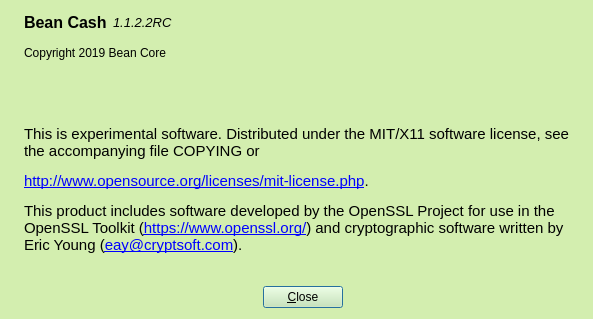
Before: the Qt Designer form src/qt/forms/aboutdialog.ui in teambean/BeanCash, drawn with Qt 5.
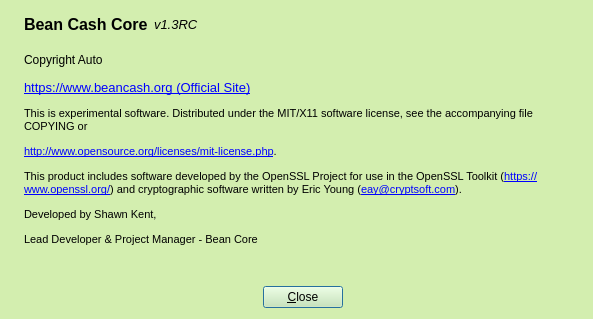
After: the same form once the commit is applied. Icons and pictures are not drawn.

```diff
--- a/src/qt/forms/aboutdialog.ui
+++ b/src/qt/forms/aboutdialog.ui
@@ -206,7 +206,7 @@
      </property>
     </spacer>
    </item>
-   <item row="5" column="3">
+   <item row="4" column="3">
     <widget class="QPushButton" name="closeButton">
      <property name="sizePolicy">
       <sizepolicy hsizetype="Fixed" vsizetype="Fixed">
@@ -235,7 +235,20 @@
      </property>
     </widget>
    </item>
-   <item row="0" column="0" rowspan="6">
+   <item row="4" column="4">
+    <spacer name="horizontalSpacer_3">
+     <property name="orientation">
+      <enum>Qt::Horizontal</enum>
+     </property>
+     <property name="sizeHint" stdset="0">
+      <size>
+       <width>187</width>
+       <height>20</height>
+      </size>
+     </property>
+    </spacer>
+   </item>
+   <item row="0" column="0" rowspan="5">
     <widget class="QLabel" name="label_4">
      <property name="sizePolicy">
       <sizepolicy hsizetype="Preferred" vsizetype="Ignored">
@@ -248,57 +261,6 @@
      </property>
     </widget>
    </item>
-   <item row="5" column="4">
-    <spacer name="horizontalSpacer_3">
-     <property name="orientation">
-      <enum>Qt::Horizontal</enum>
-     </property>
-     <property name="sizeHint" stdset="0">
-      <size>
-       <width>187</width>
-       <height>20</height>
-      </size>
-     </property>
-    </spacer>
-   </item>
-   <item row="5" column="2">
-    <spacer name="horizontalSpacer_2">
-     <property name="orientation">
-      <enum>Qt::Horizontal</enum>
-     </property>
-     <property name="sizeHint" stdset="0">
-      <size>
-       <width>188</width>
-       <height>20</height>
-      </size>
-     </property>
-    </spacer>
-   </item>
-   <item row="3" column="2" rowspan="2" colspan="3">
-    <widget class="QLabel" name="label_2">
-     <property name="font">
-      <font>
-       <family>Liberation Sans</family>
-       <pointsize>10</pointsize>
-      </font>
-     </property>
-     <property name="cursor">
-      <cursorShape>IBeamCursor</cursorShape>
-     </property>
-     <property name="text">
-      <string>&lt;html&gt;&lt;head/&gt;&lt;body&gt;&lt;p&gt;&lt;span style=&quot; font-size:11pt;&quot;&gt;This is experimental software. Distributed under the MIT/X11 software license, see the accompanying file COPYING or &lt;/span&gt;&lt;/p&gt;&lt;p&gt;&lt;a href=&quot;http://www.opensource.org/licenses/mit-license.php&quot;&gt;&lt;span style=&quot; font-size:11pt; text-decoration: underline; color:#0000ff;&quot;&gt;http://www.opensource.org/licenses/mit-license.php&lt;/span&gt;&lt;/a&gt;&lt;span style=&quot; font-size:11pt;&quot;&gt;. &lt;/span&gt;&lt;/p&gt;&lt;p&gt;&lt;span style=&quot; font-size:11pt;&quot;&gt;This product includes software developed by the OpenSSL Project for use in the OpenSSL Toolkit (&lt;/span&gt;&lt;a href=&quot;https://www.openssl.org/&quot;&gt;&lt;span style=&quot; font-size:11pt; text-decoration: underline; color:#0000ff;&quot;&gt;https://www.openssl.org/&lt;/span&gt;&lt;/a&gt;&lt;span style=&quot; font-size:11pt;&quot;&gt;) and cryptographic software written by Eric Young (&lt;/span&gt;&lt;a href=&quot;mailto:eay@cryptsoft.com&quot;&gt;&lt;span style=&quot; font-size:11pt; text-decoration: underline; color:#0000ff;&quot;&gt;eay@cryptsoft.com&lt;/span&gt;&lt;/a&gt;&lt;span style=&quot; font-size:11pt;&quot;&gt;).&lt;/span&gt;&lt;/p&gt;&lt;/body&gt;&lt;/html&gt;</string>
-     </property>
-     <property name="textFormat">
-      <enum>Qt::RichText</enum>
-     </property>
-     <property name="wordWrap">
-      <bool>true</bool>
-     </property>
-     <property name="textInteractionFlags">
-      <set>Qt::LinksAccessibleByMouse|Qt::TextSelectableByKeyboard|Qt::TextSelectableByMouse</set>
-     </property>
-    </widget>
-   </item>
    <item row="0" column="2" colspan="2">
     <layout class="QHBoxLayout" name="horizontalLayout">
      <item>
@@ -315,7 +277,7 @@
         <cursorShape>IBeamCursor</cursorShape>
        </property>
        <property name="text">
-        <string>&lt;html&gt;&lt;head/&gt;&lt;body&gt;&lt;p&gt;Bean Cash&lt;/p&gt;&lt;/body&gt;&lt;/html&gt;</string>
+        <string>&lt;html&gt;&lt;head/&gt;&lt;body&gt;&lt;p&gt; Bean Cash Core&lt;/p&gt;&lt;/body&gt;&lt;/html&gt;</string>
        </property>
        <property name="textInteractionFlags">
         <set>Qt::LinksAccessibleByMouse|Qt::TextSelectableByKeyboard|Qt::TextSelectableByMouse</set>
@@ -335,7 +297,7 @@
         <cursorShape>IBeamCursor</cursorShape>
        </property>
        <property name="text">
-        <string notr="true">1.1.2.2RC</string>
+        <string notr="true">v1.3RC</string>
        </property>
        <property name="textInteractionFlags">
         <set>Qt::LinksAccessibleByMouse|Qt::TextSelectableByKeyboard|Qt::TextSelectableByMouse</set>
@@ -357,10 +319,48 @@
      </item>
     </layout>
    </item>
+   <item row="4" column="2">
+    <spacer name="horizontalSpacer_2">
+     <property name="orientation">
+      <enum>Qt::Horizontal</enum>
+     </property>
+     <property name="sizeHint" stdset="0">
+      <size>
+       <width>188</width>
+       <height>20</height>
+      </size>
+     </property>
+    </spacer>
+   </item>
+   <item row="2" column="2" colspan="3">
+    <widget class="QLabel" name="label_2">
+     <property name="font">
+      <font>
+       <family>Liberation Sans</family>
+       <pointsize>10</pointsize>
+      </font>
+     </property>
+     <property name="cursor">
+      <cursorShape>IBeamCursor</cursorShape>
+     </property>
+     <property name="text">
+      <string>&lt;html&gt;&lt;head/&gt;&lt;body&gt;&lt;p&gt;&lt;a href=&quot;https://www.beancash.org &quot;&gt;&lt;span style=&quot; text-decoration: underline; color:#0000ff;&quot;&gt;https://www.beancash.org (Official Site)&lt;/span&gt;&lt;/a&gt;&lt;/p&gt;&lt;p&gt;&lt;span style=&quot; font-size:8pt;&quot;&gt;This is experimental software. Distributed under the MIT/X11 software license, see the accompanying file COPYING or &lt;/span&gt;&lt;/p&gt;&lt;p&gt;&lt;a href=&quot;http://www.opensource.org/licenses/mit-license.php&quot;&gt;&lt;span style=&quot; font-size:8pt; text-decoration: underline; color:#0000ff;&quot;&gt;http://www.opensource.org/licenses/mit-license.php&lt;/span&gt;&lt;/a&gt;&lt;span style=&quot; font-size:8pt;&quot;&gt;. &lt;/span&gt;&lt;/p&gt;&lt;p&gt;&lt;span style=&quot; font-size:8pt;&quot;&gt;This product includes software developed by the OpenSSL Project for use in the OpenSSL Toolkit (&lt;/span&gt;&lt;a href=&quot;https://www.openssl.org/&quot;&gt;&lt;span style=&quot; font-size:8pt; text-decoration: underline; color:#0000ff;&quot;&gt;https://www.openssl.org/&lt;/span&gt;&lt;/a&gt;&lt;span style=&quot; font-size:8pt;&quot;&gt;) and cryptographic software written by Eric Young (&lt;/span&gt;&lt;a href=&quot;mailto:eay@cryptsoft.com&quot;&gt;&lt;span style=&quot; font-size:8pt; text-decoration: underline; color:#0000ff;&quot;&gt;eay@cryptsoft.com&lt;/span&gt;&lt;/a&gt;&lt;span style=&quot; font-size:8pt;&quot;&gt;).&lt;/span&gt;&lt;/p&gt;&lt;p&gt;&lt;span style=&quot; font-size:8pt;&quot;&gt;Developed by Shawn Kent, &lt;/span&gt;&lt;/p&gt;&lt;p&gt;&lt;span style=&quot; font-size:8pt;&quot;&gt;Lead Developer &amp;amp; Project Manager - Bean Core &lt;/span&gt;&lt;/p&gt;&lt;/body&gt;&lt;/html&gt;</string>
+     </property>
+     <property name="textFormat">
+      <enum>Qt::RichText</enum>
+     </property>
+     <property name="wordWrap">
+      <bool>true</bool>
+     </property>
+     <property name="textInteractionFlags">
+      <set>Qt::LinksAccessibleByMouse|Qt::TextSelectableByKeyboard|Qt::TextSelectableByMouse</set>
+     </property>
+    </widget>
+   </item>
    <item row="1" column="2">
     <widget class="QLabel" name="copyrightLabel">
      <property name="text">
-      <string>Copyright 2019 Bean Core</string>
+      <string>Copyright Auto</string>
      </property>
     </widget>
    </item>
```
